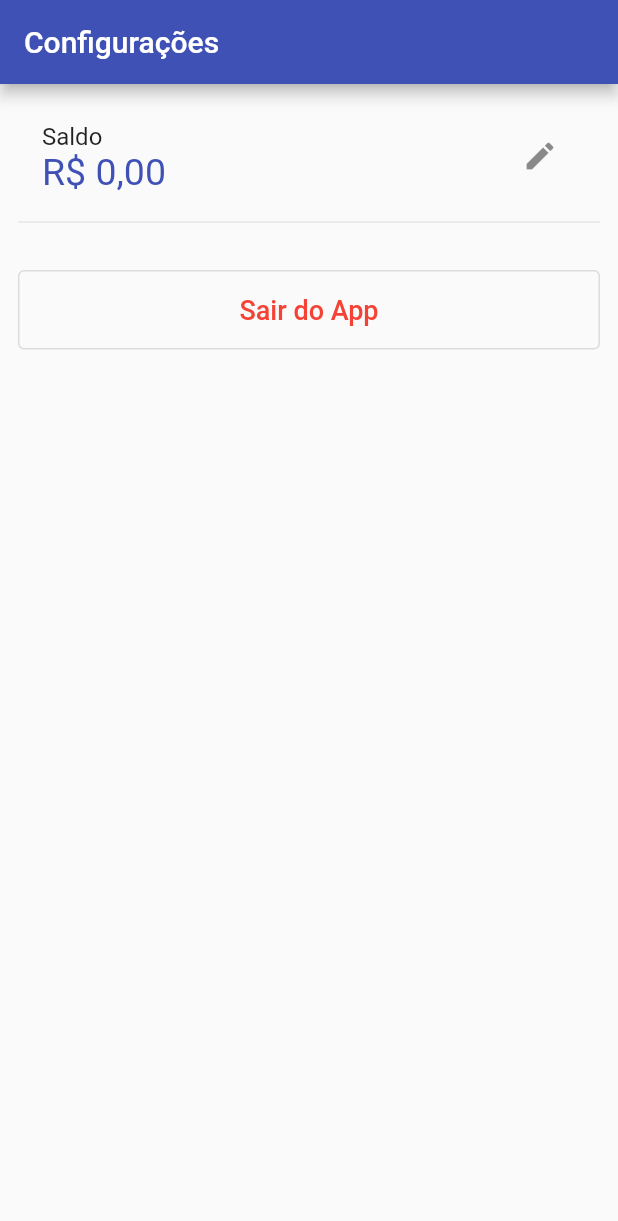
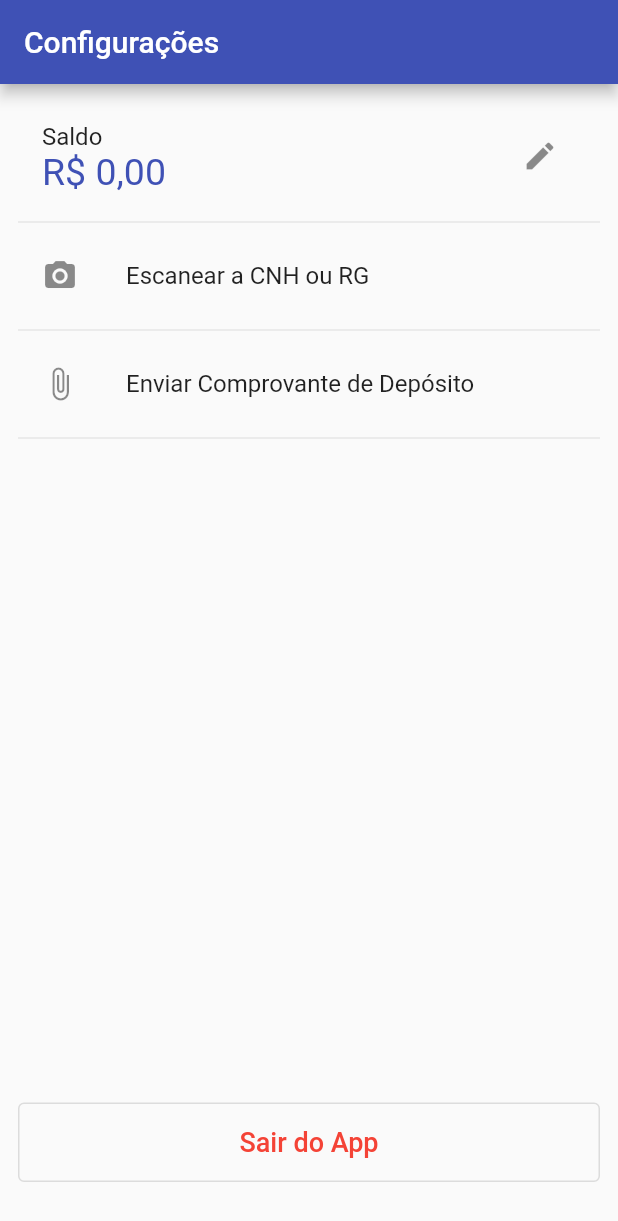
Before and after one commit to drantunes/cripto_moedas, a Flutter app: the ConfiguracoesPage screen opened directly, on a phone screen of 412 x 824 dp. Shown: the top 1221 px of the screen. Run offline on Flutter 3.47's test engine with Material 2 defaults, Android fonts, the phone set to English and light mode, and no system bars; our stand-ins replace camera, cloud_firestore, firebase_auth, firebase_core, fl_chart, hive and 4 more; accounts and stored records are empty; network calls fail; statements that could not run were skipped.

Commit message:
Add camera e image_picker ao projeto

```diff
--- a/lib/main.dart
+++ b/lib/main.dart
@@ -14,7 +14,7 @@ void main() async {
   WidgetsFlutterBinding.ensureInitialized();
   await HiveConfig.start();
   await Firebase.initializeApp();
-  await FirebaseAuth.instance.useAuthEmulator('localhost', 9099);
+  // await FirebaseAuth.instance.useAuthEmulator('localhost', 9099);
 
   runApp(
     MultiProvider(
--- a/lib/pages/configuracoes_page.dart
+++ b/lib/pages/configuracoes_page.dart
@@ -1,10 +1,15 @@
+import 'dart:io';
+
+import 'package:camera/camera.dart';
 import 'package:cripto_moedas/configs/app_settings.dart';
+import 'package:cripto_moedas/pages/documentos_page.dart';
 import 'package:cripto_moedas/repositories/conta_repository.dart';
 import 'package:cripto_moedas/services/auth_service.dart';
 import 'package:flutter/material.dart';
 import 'package:flutter/services.dart';
 import 'package:intl/intl.dart';
 import 'package:provider/provider.dart';
+import 'package:image_picker/image_picker.dart';
 
 class ConfiguracoesPage extends StatefulWidget {
   ConfiguracoesPage({Key? key}) : super(key: key);
@@ -14,6 +19,8 @@ class ConfiguracoesPage extends StatefulWidget {
 }
 
 class _ConfiguracoesPageState extends State<ConfiguracoesPage> {
+  XFile? comprovante;
+
   @override
   Widget build(BuildContext context) {
     final conta = context.watch<ContaRepository>();
@@ -42,7 +49,31 @@ class _ConfiguracoesPageState extends State<ConfiguracoesPage> {
                   IconButton(onPressed: updateSaldo, icon: Icon(Icons.edit)),
             ),
             Divider(),
-            Padding(
+            ListTile(
+              leading: Icon(Icons.camera_alt),
+              title: Text('Escanear a CNH ou RG'),
+              onTap: () => Navigator.push(
+                context,
+                MaterialPageRoute(
+                  builder: (context) => DocumentosPage(),
+                  fullscreenDialog: true,
+                ),
+              ),
+            ),
+            Divider(),
+            ListTile(
+              leading: Icon(Icons.attach_file),
+              title: Text('Enviar Comprovante de Depósito'),
+              onTap: selecionarComprovante,
+              trailing: comprovante != null
+                  ? Image.file(File(comprovante!.path))
+                  : null,
+            ),
+            Divider(),
+            Expanded(
+              child: Align(
+                alignment: Alignment.bottomCenter,
+                child: Padding(
                   padding: EdgeInsets.symmetric(vertical: 24),
                   child: OutlinedButton(
                     onPressed: () => context.read<AuthService>().logout(),
@@ -63,10 +94,23 @@ class _ConfiguracoesPageState extends State<ConfiguracoesPage> {
                     ),
                   ),
                 ),
+              ),
+            ),
           ],
         ),
       ),
     );
+  }
+
+  selecionarComprovante() async {
+    final ImagePicker picker = ImagePicker();
+
+    try {
+      XFile? file = await picker.pickImage(source: ImageSource.gallery);
+      if (file != null) setState(() => comprovante = file);
+    } catch (e) {
+      print(e);
+    }
   }
 
   updateSaldo() async {
--- a/pubspec.yaml
+++ b/pubspec.yaml
@@ -35,6 +35,8 @@ dependencies:
   firebase_auth: "^2.0.0"
   cloud_firestore: "^2.3.0"
   http: ^0.13.3
+  camera: ^0.8.1+5
+  image_picker: ^0.8.2
 
   # The following adds the Cupertino Icons font to your application.
   # Use with the CupertinoIcons class for iOS style icons.
```
Also changed, not shown: lib/pages/documentos_page.dart (added, +147 -0 lines), pubspec.lock, 2 other files. Lines whose indentation alone changed are shown as unchanged.
